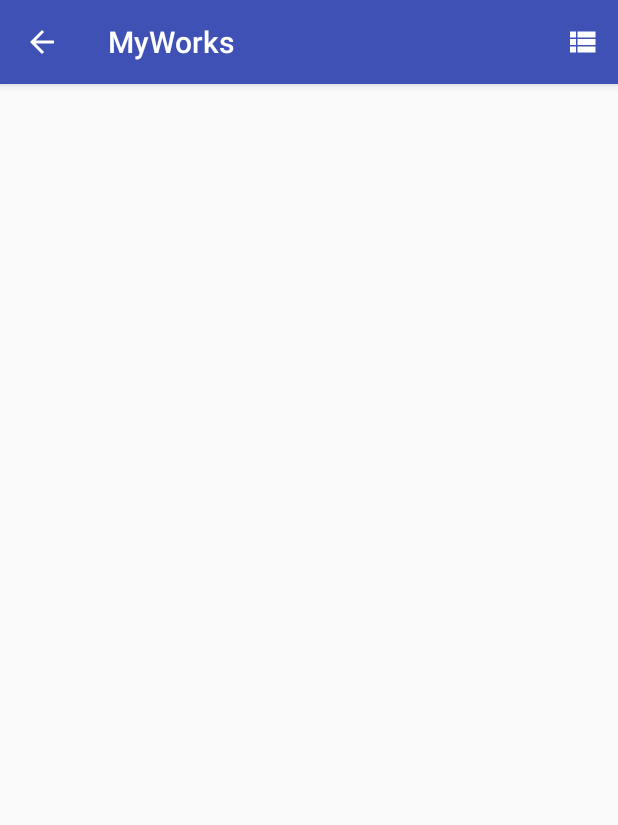
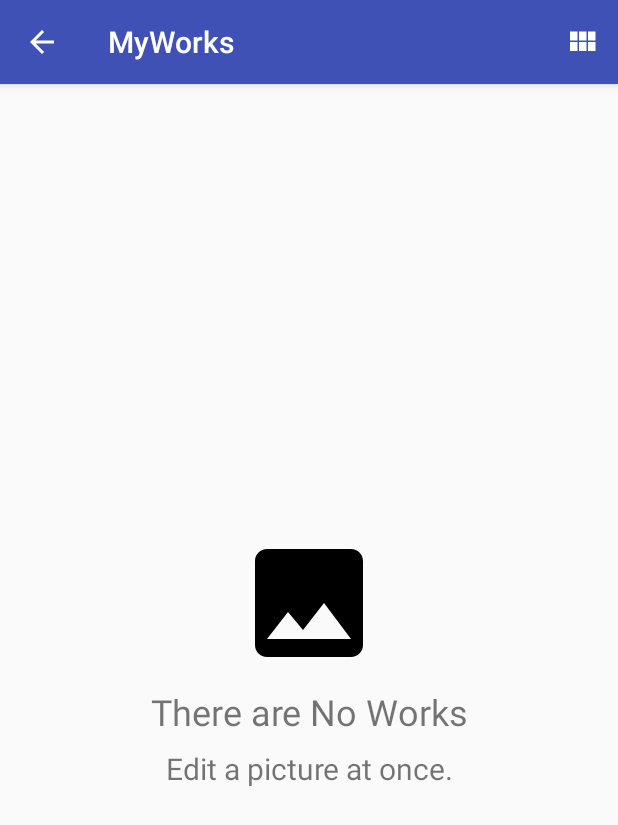
Before and after one commit to Bill56/youphoto, an Android app: the PicturesActivity screen opened directly, with no data from a screen before it, after a tap on "Layout", on a phone screen of 412 x 824 dp. Shown: the top 825 px of the screen. Run offline under Robolectric (Android 15) with nearby library versions, the phone set to English and light mode, and no system bars.

Commit message:
第十四次提交，完成了作品列表的显示，点击右上方切换布局按钮，实现了列表、网格和瀑布流的切换。

```diff
--- a/app/src/main/java/cn/bill56/youphoto/activity/PicturesActivity.java
+++ b/app/src/main/java/cn/bill56/youphoto/activity/PicturesActivity.java
@@ -2,11 +2,15 @@
 
 import android.os.Bundle;
 import android.os.Environment;
+import android.support.v7.widget.GridLayoutManager;
 import android.support.v7.widget.LinearLayoutManager;
 import android.support.v7.widget.RecyclerView;
+import android.support.v7.widget.StaggeredGridLayoutManager;
 import android.support.v7.widget.Toolbar;
 import android.view.Menu;
 import android.view.MenuItem;
+import android.view.View;
+import android.widget.LinearLayout;
 
 import java.io.File;
 import java.util.ArrayList;
@@ -23,12 +27,34 @@
 
     // 工具栏
     private Toolbar toolbar;
+    // 线性布局，当word不存在的时候
+    private LinearLayout llFileListEmpty;
     // 列表视图
     private RecyclerView recyclerViewPictures;
     // 绑定的视图的适配器
     private PictureAdapter pictureAdapter;
     // 数据
     private List<File> imgFiles;
+    // 布局描述的数组列表
+    private RecyclerView.LayoutManager[] layoutManagers = {
+            // 线性布局，即列表
+            new LinearLayoutManager(this, LinearLayoutManager.VERTICAL, true),
+            // 网格布局，即一行显示两列
+            new GridLayoutManager(this, 2, GridLayoutManager.VERTICAL, false),
+            // 瀑布流布局
+            new StaggeredGridLayoutManager(2, StaggeredGridLayoutManager.VERTICAL)
+    };
+    // 布局菜单按钮的图标数组
+    private int[] layoutIcons = {
+            // 列表布局图标
+            R.drawable.ic_view_list_24dp,
+            // 网格布局图标
+            R.drawable.ic_view_module_24dp,
+            // 瀑布流布局图标
+            R.drawable.ic_view_quilt_24dp
+    };
+    // 当前选择的布局索引，以数组下标做索引值
+    private int selectedLayout;
 
     @Override
     protected void onCreate(Bundle savedInstanceState) {
@@ -48,6 +74,8 @@
         // 设置顶部返回键
         getSupportActionBar().setDisplayHomeAsUpEnabled(true);
         getSupportActionBar().setTitle(R.string.activity_pictures_title);
+        // 绑定线性布局
+        llFileListEmpty = (LinearLayout) findViewById(R.id.ll_file_list_empt);
         // 绑定可回收列表视图
         recyclerViewPictures = (RecyclerView) findViewById(R.id.recyclerView_pictures);
         // 设置列表的布局管理器
@@ -57,12 +85,14 @@
         // 图片文件夹存在，且有修改的图片
         if (imgFiles != null && imgFiles.size() > 0) {
             // 让适配器装载数据
-            pictureAdapter = new PictureAdapter(this,imgFiles);
+            pictureAdapter = new PictureAdapter(this, imgFiles);
             // 设置适配器
             recyclerViewPictures.setAdapter(pictureAdapter);
         } else {
+            // 隐藏列表视图
+            recyclerViewPictures.setVisibility(View.GONE);
             // 显示图片不存在的视图
-
+            llFileListEmpty.setVisibility(View.VISIBLE);
         }
 
     }
@@ -124,10 +154,34 @@
             case android.R.id.home:
                 onBackPressed();
                 break;
+            // 点击的是布局切换菜单
+            case R.id.action_layout:
+                doLayoutSwitch(item);
+                break;
             default:
                 break;
         }
         return true;
     }
 
+    /**
+     * 做布局切换的方法
+     *
+     * @param item 被点击的选项菜单
+     */
+    private void doLayoutSwitch(MenuItem item) {
+        // 判断当前的布局索引是否为数组的长度-1，其表示下一个索引应该修改为0
+        // 即进行循环切换
+        if (selectedLayout == layoutIcons.length-1) {
+            selectedLayout = 0;
+        } else {
+            // 否则下一个索引直接加1
+            selectedLayout++;
+        }
+        // 根据索引值，直接改变布局图标
+        item.setIcon(layoutIcons[selectedLayout]);
+        // 根据索引值，改变布局形式
+        recyclerViewPictures.setLayoutManager(layoutManagers[selectedLayout]);
+    }
+
 }
--- a/app/src/main/java/cn/bill56/youphoto/adapter/PictureAdapter.java
+++ b/app/src/main/java/cn/bill56/youphoto/adapter/PictureAdapter.java
@@ -3,6 +3,7 @@
 import android.content.Context;
 import android.content.Intent;
 import android.support.v7.widget.RecyclerView;
+import android.text.format.Formatter;
 import android.view.LayoutInflater;
 import android.view.View;
 import android.view.ViewGroup;
@@ -84,7 +85,9 @@
         // 绑定图片文件名
         holder.textFileName.setText(f.getName());
         // 绑定图片文件大小
-        holder.textFileSize.setText(String.valueOf(f.length()));
+        // 将字节转成通用的计算机文件大小
+        String imgSize = Formatter.formatFileSize(mContext, f.length());
+        holder.textFileSize.setText(imgSize);
         // 绑定文件路径
         holder.textFilePath.setText(f.getAbsolutePath());
     }
--- a/app/src/main/res/layout/activity_pictures.xml
+++ b/app/src/main/res/layout/activity_pictures.xml
@@ -36,6 +36,37 @@
 
         </android.support.v7.widget.RecyclerView>
 
+        <LinearLayout
+            android:layout_weight="11"
+            android:id="@+id/ll_file_list_empt"
+            android:layout_width="match_parent"
+            android:layout_height="match_parent"
+            android:gravity="center"
+            android:orientation="vertical"
+            android:visibility="gone">
+
+            <ImageView
+                android:layout_width="96dp"
+                android:layout_height="96dp"
+                android:src="@drawable/ic_image_24dp" />
+
+            <TextView
+                android:layout_width="match_parent"
+                android:layout_height="wrap_content"
+                android:layout_marginBottom="8dp"
+                android:layout_marginTop="8dp"
+                android:gravity="center"
+                android:text="@string/activity_pictures_list_empty"
+                android:textSize="24sp" />
+
+            <TextView
+                android:layout_width="match_parent"
+                android:layout_height="wrap_content"
+                android:gravity="center"
+                android:text="@string/activity_pictures_list_empty_hint"
+                android:textSize="20sp" />
+        </LinearLayout>
+
     </RelativeLayout>
 
 </android.support.design.widget.CoordinatorLayout>
--- a/app/src/main/res/layout/card_picture.xml
+++ b/app/src/main/res/layout/card_picture.xml
@@ -32,6 +32,8 @@
             android:layout_marginStart="16dp"
             android:layout_toEndOf="@id/image_file_icon"
             android:layout_toRightOf="@id/image_file_icon"
+            android:ellipsize="marquee"
+            android:singleLine="true"
             android:text="@string/card_picture_file_name"
             android:textSize="16sp" />
 
--- a/app/src/main/res/values/strings.xml
+++ b/app/src/main/res/values/strings.xml
@@ -38,4 +38,6 @@
     <string name="activity_pictures_option_layout">Layout</string>
     <string name="card_picture_file_name">FileName</string>
     <string name="card_picture_file_size">FileSize</string>
+    <string name="activity_pictures_list_empty">There are No Works</string>
+    <string name="activity_pictures_list_empty_hint">Edit a picture at once.</string>
 </resources>
```
